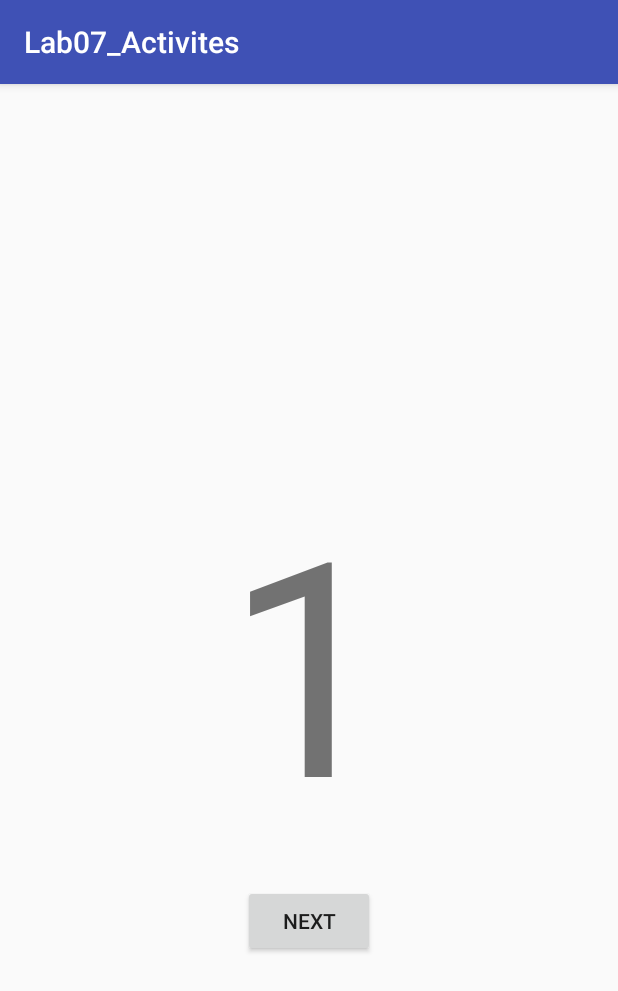
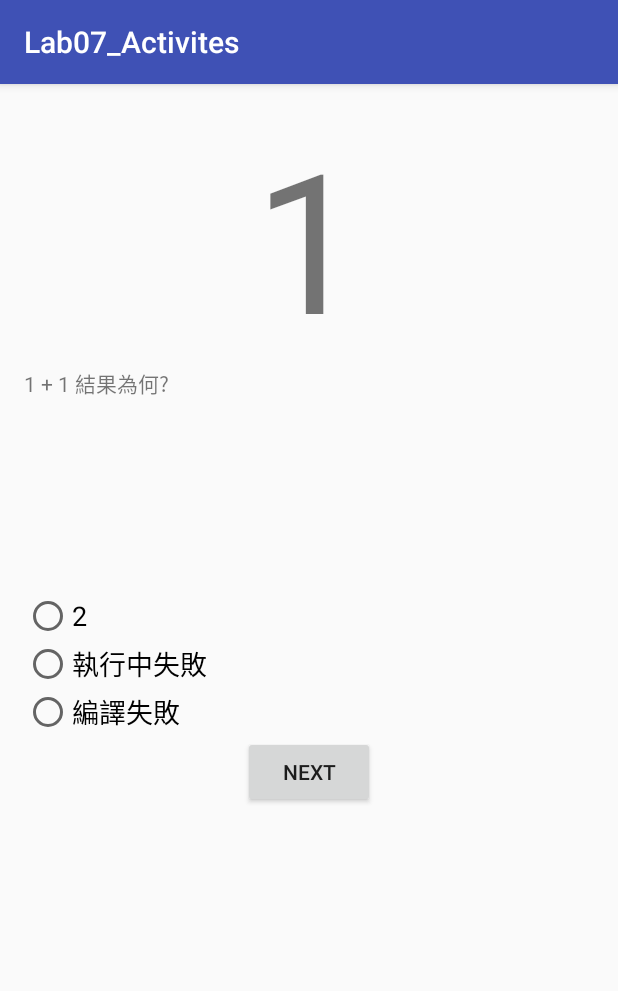
Before and after one commit to shark91140/Lab07_Activites, an Android app: the screen it shows after launch (one_Activity), after a tap on "TEXT", on a phone screen of 412 x 824 dp. Shown: the top 991 px of the screen. Run offline under Robolectric (Android 15) with nearby library versions, the phone set to English and light mode, and no system bars.

Commit message:
轉接器

```diff
--- a/app/src/main/AndroidManifest.xml
+++ b/app/src/main/AndroidManifest.xml
@@ -3,6 +3,7 @@
     package="com.example.studente3.lab07_activites">
 
     <application
+        android:name=".MyApp"
         android:allowBackup="true"
         android:icon="@mipmap/ic_launcher"
         android:label="@string/app_name"
--- a/app/src/main/java/com/example/studente3/lab07_activites/MainActivity.java
+++ b/app/src/main/java/com/example/studente3/lab07_activites/MainActivity.java
@@ -10,6 +10,8 @@ public class MainActivity extends AppCompatActivity {
     private static final int SELECT_COLOR_REQUEST = 0;
     private static final int text_Click = 1;
     private static final int text_Input = 2;
+    private int m_color;
+    private CharSequence m_edit_text;
 
     @Override
     protected void onCreate(Bundle savedInstanceState) {
@@ -27,20 +29,26 @@ public class MainActivity extends AppCompatActivity {
     protected void onActivityResult(int requestCode, int resultCode, Intent data) {
 
         if (requestCode == SELECT_COLOR_REQUEST) {
+            if (resultCode == RESULT_OK) {
 
                 Bundle bundle = data.getExtras();
-                int colorInt = bundle.getInt(ColorPickerActivity.BUNDLE_KEY_COLOR_INT);
+                m_color = bundle.getInt(ColorPickerActivity.BUNDLE_KEY_COLOR_INT);
                 CharSequence colorName = bundle.getCharSequence(ColorPickerActivity.BUNDLE_KEY_COLOR_NAME);
                 TextView tv_color = (TextView) findViewById(R.id.tv_color);
                 tv_color.setText(colorName);
-                tv_color.setBackgroundColor(colorInt);
+                tv_color.setBackgroundColor(m_color);
+            }
         } else if (requestCode == text_Input) {
-            Bundle bundle = data.getExtras();
-            CharSequence edit_text = bundle.getCharSequence(edit_Text_Activity.BUNDLE_KEY_TEXT);
-            TextView tv_color = (TextView) findViewById(R.id.tv_color);
-            tv_color.setText(edit_text);
+            if (resultCode == RESULT_OK) {
+                Bundle bundle = data.getExtras();
+                m_edit_text = bundle.getCharSequence(edit_Text_Activity.BUNDLE_KEY_TEXT);
+                TextView tv_color = (TextView) findViewById(R.id.tv_color);
+                tv_color.setText(m_edit_text);
+            }
         } else if (requestCode == text_Click) {
+            if (resultCode == RESULT_OK) {
 
+            }
         }
 
 
@@ -48,6 +56,8 @@ public class MainActivity extends AppCompatActivity {
 
     public void textClick(View view) {
         Intent intent = new Intent(this, one_Activity.class);
+        intent.putExtra(ColorPickerActivity.BUNDLE_KEY_COLOR_INT,m_color);
+        intent.putExtra(edit_Text_Activity.BUNDLE_KEY_TEXT,m_edit_text);
         startActivityForResult(intent, text_Click);
     }
 
--- /dev/null
+++ b/app/src/main/java/com/example/studente3/lab07_activites/MyApp.java
@@ -0,0 +1,19 @@
+package com.example.studente3.lab07_activites;
+
+import android.app.Application;
+import android.content.Context;
+
+/**
+ * Created by student on 2016/4/12.
+ */
+public class MyApp extends Application{
+    private static Context context;
+
+    public static Context getContext() {
+        return context;
+    }
+
+    public MyApp() {
+        context = this;
+    }
+}
--- /dev/null
+++ b/app/src/main/java/com/example/studente3/lab07_activites/Question.java
@@ -0,0 +1,34 @@
+package com.example.studente3.lab07_activites;
+
+/**
+ * Created by student on 2016/4/12.
+ */
+public class Question {
+    private String question;
+    private String optionA;
+    private String optionB;
+    private String optionC;
+
+    public Question(String question, String optionA, String optionB, String optionC) {
+        this.question = question;
+        this.optionA = optionA;
+        this.optionB = optionB;
+        this.optionC = optionC;
+    }
+
+    public String getQuestion() {
+        return question;
+    }
+
+    public String getOptionA() {
+        return optionA;
+    }
+
+    public String getOptionB() {
+        return optionB;
+    }
+
+    public String getOptionC() {
+        return optionC;
+    }
+}
--- /dev/null
+++ b/app/src/main/java/com/example/studente3/lab07_activites/QuestionAdapter.java
@@ -0,0 +1,12 @@
+package com.example.studente3.lab07_activites;
+
+/**
+ * Created by student on 2016/4/12.
+ */
+public interface QuestionAdapter {
+    int getQuestionCount();
+    CharSequence getQuestion(int index);
+    CharSequence getQuestionOptionA(int index);
+    CharSequence getQuestionOptionB(int index);
+    CharSequence getQuestionOptionC(int index);
+}
--- /dev/null
+++ b/app/src/main/java/com/example/studente3/lab07_activites/QuestionAdapterFactory.java
@@ -0,0 +1,22 @@
+package com.example.studente3.lab07_activites;
+
+import android.content.res.Resources;
+
+/**
+ * Created by student on 2016/4/12.
+ */
+public class QuestionAdapterFactory {
+    private static QuestionAdapter adapter;
+
+    public static QuestionAdapter getQuestionAdapter() {
+        if (adapter == null) {
+            Resources res = MyApp.getContext().getResources();
+            adapter = new QuestionFromString(res);
+        }
+        return adapter;
+    }
+
+    private QuestionAdapterFactory() {
+
+    }
+}
--- /dev/null
+++ b/app/src/main/java/com/example/studente3/lab07_activites/QuestionFromString.java
@@ -0,0 +1,55 @@
+package com.example.studente3.lab07_activites;
+
+import android.content.res.Resources;
+
+import java.util.ArrayList;
+import java.util.List;
+
+/**
+ * Created by student on 2016/4/12.
+ */
+public class QuestionFromString implements QuestionAdapter {
+   private List<Question> list = new ArrayList<>();
+
+    public QuestionFromString(Resources res) {
+        list.add(new Question(res.getString(R.string.question_1)
+                ,res.getString(R.string.answer1_1)
+                ,res.getString(R.string.answer1_2)
+                ,res.getString(R.string.answer1_3)));
+        list.add(new Question(res.getString(R.string.question_2)
+                ,res.getString(R.string.answer2_1)
+                ,res.getString(R.string.answer2_2)
+                ,res.getString(R.string.answer2_3)));
+        list.add(new Question(res.getString(R.string.question_3)
+                ,res.getString(R.string.answer3_1)
+                ,res.getString(R.string.answer3_2)
+                ,res.getString(R.string.answer3_3)));
+    }
+
+    @Override
+    public int getQuestionCount() {
+        return list.size();
+    }
+
+    @Override
+    public CharSequence getQuestion(int index) {
+        Question question = list.get(index);
+        String text = question.getQuestion();
+        return text;
+    }
+
+    @Override
+    public CharSequence getQuestionOptionA(int index) {
+       return list.get(index).getOptionA();
+    }
+
+    @Override
+    public CharSequence getQuestionOptionB(int index) {
+        return list.get(index).getOptionB();
+    }
+
+    @Override
+    public CharSequence getQuestionOptionC(int index) {
+        return list.get(index).getOptionC();
+    }
+}
--- a/app/src/main/java/com/example/studente3/lab07_activites/one_Activity.java
+++ b/app/src/main/java/com/example/studente3/lab07_activites/one_Activity.java
@@ -4,19 +4,52 @@ import android.content.Intent;
 import android.support.v7.app.AppCompatActivity;
 import android.os.Bundle;
 import android.view.View;
+import android.widget.RadioButton;
+import android.widget.TextView;
 
 public class one_Activity extends AppCompatActivity {
 
+    private TextView m_tv_message;
+    private TextView m_tv_name;
+    private RadioButton m_radio_a;
+    private RadioButton m_radio_b;
+    private RadioButton m_radio_c;
     @Override
     protected void onCreate(Bundle savedInstanceState) {
         super.onCreate(savedInstanceState);
         setContentView(R.layout.activity_one_);
+
     }
+
+    @Override
+    protected void onStart() {
+        super.onStart();
+        init();
+    }
+
+    private void init(){
+        m_tv_message = (TextView)findViewById(R.id.tv_question);
+        m_tv_name = (TextView)findViewById(R.id.tv_name);
+        m_radio_a = (RadioButton)findViewById(R.id.radio_a);
+        m_radio_b = (RadioButton)findViewById(R.id.radio_b);
+        m_radio_c = (RadioButton)findViewById(R.id.radio_c);
+        int index = 0;
+        String no = String.valueOf(index+1);
+
+        QuestionAdapter adapter = QuestionAdapterFactory.getQuestionAdapter();
+        m_radio_a.setText(adapter.getQuestionOptionA(index));
+        m_radio_b.setText(adapter.getQuestionOptionB(index));
+        m_radio_c.setText(adapter.getQuestionOptionC(index));
+        m_tv_name.setText(no);
+        m_tv_message.setText(adapter.getQuestion(index));
+
+    }
+
 
     public void oneNext(View view) {
         Intent intent = new Intent(this,two_Activity.class);
         startActivity(intent);
+        overridePendingTransition(R.anim.push_right_in,R.anim.push_left_out);
+    }
 
-
-    }
 }
--- /dev/null
+++ b/app/src/main/res/anim/push_left_out.xml
@@ -0,0 +1,6 @@
+<?xml version="1.0" encoding="utf-8"?>
+<set xmlns:android="http://schemas.android.com/apk/res/android">
+    <translate android:fromXDelta="0" android:toXDelta="-100%p" android:duration="500"/>
+    <alpha android:fromAlpha="1.0" android:toAlpha="0.0" android:duration="500"/>
+
+</set>
--- /dev/null
+++ b/app/src/main/res/anim/push_right_in.xml
@@ -0,0 +1,6 @@
+<?xml version="1.0" encoding="utf-8"?>
+<set xmlns:android="http://schemas.android.com/apk/res/android">
+    <translate android:fromXDelta="100%p" android:toXDelta="0" android:duration="500"/>
+    <alpha android:fromAlpha="1.0" android:toAlpha="0.0" android:duration="500"/>
+
+</set>
--- a/app/src/main/res/layout/activity_one_.xml
+++ b/app/src/main/res/layout/activity_one_.xml
@@ -1,5 +1,5 @@
 <?xml version="1.0" encoding="utf-8"?>
-<RelativeLayout xmlns:android="http://schemas.android.com/apk/res/android"
+<LinearLayout xmlns:android="http://schemas.android.com/apk/res/android"
     xmlns:tools="http://schemas.android.com/tools"
     android:layout_width="match_parent"
     android:layout_height="match_parent"
@@ -7,21 +7,19 @@
     android:paddingLeft="@dimen/activity_horizontal_margin"
     android:paddingRight="@dimen/activity_horizontal_margin"
     android:paddingTop="@dimen/activity_vertical_margin"
+    android:orientation="vertical"
     tools:context="com.example.studente3.lab07_activites.one_Activity">
 
-    <TextView
-        android:id="@+id/tv_one"
-        android:layout_width="300dp"
-        android:layout_height="300dp"
-        android:text="1"
-        android:gravity="center"
-        android:layout_centerInParent="true"
-        android:textSize="200dp"/>
+    <include android:id="@+id/question_answer_1"
+        android:layout_width="wrap_content"
+        android:layout_height="wrap_content"
+        layout="@layout/question_answer"/>
+
     <Button
         android:layout_width="wrap_content"
         android:layout_height="wrap_content"
         android:text="next"
-        android:layout_below="@+id/tv_one"
-        android:layout_centerHorizontal="true"
+        android:layout_gravity="center"
         android:onClick="oneNext"/>
-</RelativeLayout>
+
+</LinearLayout>
--- /dev/null
+++ b/app/src/main/res/layout/question_answer.xml
@@ -0,0 +1,34 @@
+<?xml version="1.0" encoding="utf-8"?>
+<merge xmlns:android="http://schemas.android.com/apk/res/android"
+    android:layout_width="match_parent"
+    android:layout_height="match_parent">
+    <TextView
+        android:id="@+id/tv_name"
+        android:layout_width="wrap_content"
+        android:layout_height="wrap_content"
+        android:layout_gravity="center"
+        android:textSize="130dp"/>
+    <TextView
+        android:id="@+id/tv_question"
+        android:layout_width="match_parent"
+        android:layout_height="150dp"/>
+    <RadioGroup
+        android:layout_width="wrap_content"
+        android:layout_height="wrap_content">
+    <RadioButton
+        android:id="@+id/radio_a"
+        android:layout_width="wrap_content"
+        android:layout_height="wrap_content"
+        android:textAppearance="@android:style/TextAppearance.Medium"/>
+    <RadioButton
+        android:id="@+id/radio_b"
+        android:layout_width="wrap_content"
+        android:layout_height="wrap_content"
+        android:textAppearance="@android:style/TextAppearance.Medium"/>
+    <RadioButton
+        android:id="@+id/radio_c"
+        android:layout_width="wrap_content"
+        android:layout_height="wrap_content"
+        android:textAppearance="@android:style/TextAppearance.Medium"/>
+    </RadioGroup>
+</merge>
--- a/app/src/main/res/values/strings.xml
+++ b/app/src/main/res/values/strings.xml
@@ -1,3 +1,23 @@
 <resources>
     <string name="app_name">Lab07_Activites</string>
+
+    <string name="name_1">1</string>
+    <string name="question_1">  "1" + 1 結果為何?</string>
+    <string name="answer1_1">2</string>
+    <string name="answer1_2">執行中失敗</string>
+    <string name="answer1_3">編譯失敗</string>
+
+    <string name="name_2">2</string>
+    <string name="question_2">題目2</string>
+    <string name="answer2_1">答案2_1</string>
+    <string name="answer2_2">答案2_2</string>
+    <string name="answer2_3">答案2_3</string>
+
+    <string name="name_3">3</string>
+    <string name="question_3">題目3</string>
+    <string name="answer3_1">答案3_1</string>
+    <string name="answer3_2">答案3_2</string>
+    <string name="answer3_3">答案3_3</string>
+
+
 </resources>
```
Also changed, not shown: app/src/main/java/com/example/studente3/lab07_activites/three_Activity.java (+22 -0 lines), app/src/main/java/com/example/studente3/lab07_activites/two_Activity.java (+22 -0 lines), app/src/main/res/layout/activity_main.xml (+8 -7 lines), app/src/main/res/layout/activity_three_.xml (+13 -14 lines), app/src/main/res/layout/activity_two_.xml (+13 -15 lines).
